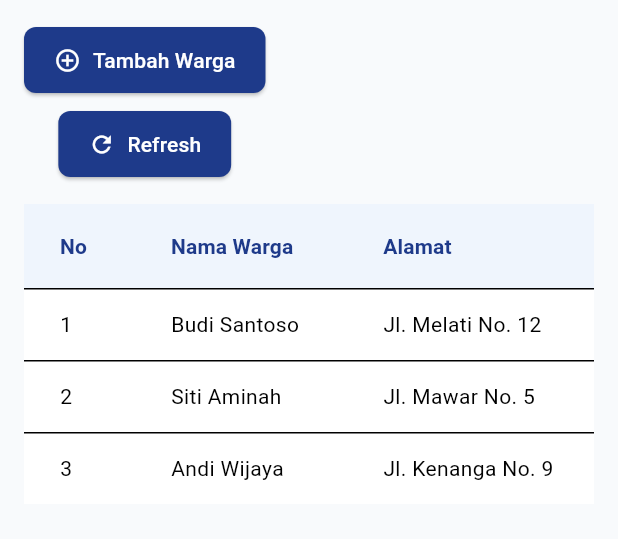
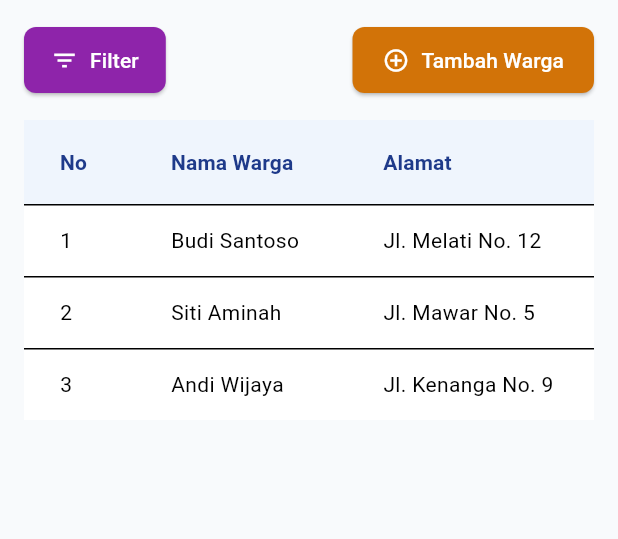
Before and after one commit to Ghetsa/UTS_Mobile_Kelompok3, a Flutter app: the DaftarWargaPage screen opened by its route, on a phone screen of 412 x 824 dp, the part 84-623 px from its top. Run offline on Flutter 3.47's test engine with Material 3 defaults, Android fonts, the phone set to English and light mode, and no system bars; our stand-ins replace file_picker, fl_chart.

Commit message:
fix: perbaikan daftar warga

```diff
--- a/jawara_kelompok3/lib/DataWargaDanRumah/Warga/DaftarWarga.dart
+++ b/jawara_kelompok3/lib/DataWargaDanRumah/Warga/DaftarWarga.dart
@@ -13,18 +13,24 @@ class DaftarWargaPage extends StatelessWidget {
         "nama": "Budi Santoso",
         "alamat": "Jl. Melati No. 12",
         "telepon": "0812-1111-2222",
+        "statusDomisili": "Aktif",
+        "statusHidup": "Hidup",
       },
       {
         "no": "2",
         "nama": "Siti Aminah",
         "alamat": "Jl. Mawar No. 5",
         "telepon": "0813-2222-3333",
+        "statusDomisili": "Aktif",
+        "statusHidup": "Hidup",
       },
       {
         "no": "3",
         "nama": "Andi Wijaya",
         "alamat": "Jl. Kenanga No. 9",
         "telepon": "0814-3333-4444",
+        "statusDomisili": "Aktif",
+        "statusHidup": "Hidup",
       },
     ];
 
@@ -40,17 +46,50 @@ class DaftarWargaPage extends StatelessWidget {
         child: Column(
           crossAxisAlignment: CrossAxisAlignment.start,
           children: [
-            /// Tombol Navigasi Responsif
-            LayoutBuilder(
-              builder: (context, constraints) {
-                final addButton = ElevatedButton.icon(
+            /// ✅ Baris tombol atas (Filter & Tambah Warga di kanan)
+            Row(
+              mainAxisAlignment: MainAxisAlignment.spaceBetween,
+              children: [
+                /// Tombol Filter
+                ElevatedButton.icon(
+                  onPressed: () {
+                    showDialog(
+                      context: context,
+                      builder: (_) => AlertDialog(
+                        title: const Text("Filter Data Warga"),
+                        content: const Text(
+                            "Fitur filter akan ditambahkan di sini."),
+                        actions: [
+                          TextButton(
+                            onPressed: () => Navigator.pop(context),
+                            child: const Text("Tutup"),
+                          )
+                        ],
+                      ),
+                    );
+                  },
+                  icon: const Icon(Icons.filter_list, color: Colors.white),
+                  label: const Text("Filter"),
+                  style: ElevatedButton.styleFrom(
+                    backgroundColor: Colors.purple[600],
+                    foregroundColor: Colors.white,
+                    padding: const EdgeInsets.symmetric(
+                        horizontal: 18, vertical: 12),
+                    shape: RoundedRectangleBorder(
+                        borderRadius: BorderRadius.circular(8)),
+                  ),
+                ),
+
+                /// Tombol Tambah Warga
+                ElevatedButton.icon(
                   onPressed: () {
                     Navigator.pushNamed(context, '/warga/tambah');
                   },
-                  icon: const Icon(Icons.add_circle_outline, color: Colors.white),
+                  icon:
+                      const Icon(Icons.add_circle_outline, color: Colors.white),
                   label: const Text("Tambah Warga"),
                   style: ElevatedButton.styleFrom(
-                    backgroundColor: AppTheme.primaryBlue,
+                    backgroundColor: const Color.fromARGB(255, 210, 115, 8),
                     foregroundColor: Colors.white,
                     padding: const EdgeInsets.symmetric(
                         horizontal: 20, vertical: 12),
@@ -58,52 +97,13 @@ class DaftarWargaPage extends StatelessWidget {
                       borderRadius: BorderRadius.circular(8),
                     ),
                   ),
-                );
-
-                final refreshButton = ElevatedButton.icon(
-                  onPressed: () {
-                    // TODO: logika refresh data warga
-                  },
-                  icon: const Icon(Icons.refresh, color: Colors.white),
-                  label: const Text("Refresh"),
-                  style: ElevatedButton.styleFrom(
-                    backgroundColor: AppTheme.primaryBlue,
-                    foregroundColor: Colors.white,
-                    padding: const EdgeInsets.symmetric(
-                        horizontal: 20, vertical: 12),
-                    shape: RoundedRectangleBorder(
-                      borderRadius: BorderRadius.circular(8),
                 ),
-                  ),
-                );
-
-                if (constraints.maxWidth > 600) {
-                  // layar besar → tombol sejajar kanan atas
-                  return Row(
-                    mainAxisAlignment: MainAxisAlignment.end,
-                    children: [
-                      addButton,
-                      const SizedBox(width: 12),
-                      refreshButton,
               ],
-                  );
-                } else {
-                  // layar kecil → tombol ditumpuk
-                  return Column(
-                    crossAxisAlignment: CrossAxisAlignment.center,
-                    children: [
-                      addButton,
-                      const SizedBox(height: 8),
-                      refreshButton,
-                    ],
-                  );
-                }
-              },
             ),
 
             const SizedBox(height: 16),
 
-            /// Tabel Data Responsif
+            /// ✅ Tabel Data Warga
             Expanded(
               child: LayoutBuilder(
                 builder: (context, constraints) {
@@ -117,48 +117,49 @@ class DaftarWargaPage extends StatelessWidget {
                         child: DataTable(
                           headingRowColor: WidgetStateProperty.all(
                               AppTheme.lightBlue.withOpacity(0.3)),
-                          dataRowColor:
-                              WidgetStateProperty.all(Colors.white),
+                          dataRowColor: WidgetStateProperty.all(Colors.white),
                           columns: const [
                             DataColumn(
-                              label: Text(
-                                "No",
+                              label: Text("No",
                                   style: TextStyle(
                                       fontWeight: FontWeight.bold,
-                                    color: AppTheme.primaryBlue),
-                              ),
+                                      color: AppTheme.primaryBlue)),
                             ),
                             DataColumn(
-                              label: Text(
-                                "Nama Warga",
+                              label: Text("Nama Warga",
                                   style: TextStyle(
                                       fontWeight: FontWeight.bold,
-                                    color: AppTheme.primaryBlue),
-                              ),
+                                      color: AppTheme.primaryBlue)),
                             ),
                             DataColumn(
-                              label: Text(
-                                "Alamat",
+                              label: Text("Alamat",
                                   style: TextStyle(
                                       fontWeight: FontWeight.bold,
-                                    color: AppTheme.primaryBlue),
-                              ),
+                                      color: AppTheme.primaryBlue)),
                             ),
                             DataColumn(
-                              label: Text(
-                                "No Telepon",
+                              label: Text("No Telepon",
                                   style: TextStyle(
                                       fontWeight: FontWeight.bold,
-                                    color: AppTheme.primaryBlue),
-                              ),
+                                      color: AppTheme.primaryBlue)),
                             ),
                             DataColumn(
-                              label: Text(
-                                "Aksi",
+                              label: Text("Status Domisili",
                                   style: TextStyle(
                                       fontWeight: FontWeight.bold,
-                                    color: AppTheme.primaryBlue),
+                                      color: AppTheme.primaryBlue)),
                             ),
+                            DataColumn(
+                              label: Text("Status Hidup",
+                                  style: TextStyle(
+                                      fontWeight: FontWeight.bold,
+                                      color: AppTheme.primaryBlue)),
+                            ),
+                            DataColumn(
+                              label: Text("Aksi",
+                                  style: TextStyle(
+                                      fontWeight: FontWeight.bold,
+                                      color: AppTheme.primaryBlue)),
                             ),
                           ],
                           rows: dataWarga.map((row) {
@@ -169,14 +170,29 @@ class DaftarWargaPage extends StatelessWidget {
                                 DataCell(Text(row["alamat"]!)),
                                 DataCell(Text(row["telepon"]!)),
                                 DataCell(
-                                  IconButton(
+                                    _buildStatusChip(row["statusDomisili"]!)),
+                                DataCell(_buildStatusChip(row["statusHidup"]!)),
+                                DataCell(
+                                  PopupMenuButton<String>(
                                     icon: const Icon(Icons.more_vert,
                                         color: AppTheme.primaryBlue),
-                                    onPressed: () {
-                                      // TODO: tampilkan opsi detail/edit/hapus
-                                      debugPrint(
-                                          "Klik aksi untuk ${row["nama"]}");
+                                    onSelected: (value) {
+                                      if (value == 'detail') {
+                                        debugPrint("Detail: ${row["nama"]}");
+                                      } else if (value == 'edit') {
+                                        debugPrint("Edit: ${row["nama"]}");
+                                      }
                                     },
+                                    itemBuilder: (context) => [
+                                      const PopupMenuItem(
+                                        value: 'detail',
+                                        child: Text('Detail'),
+                                      ),
+                                      const PopupMenuItem(
+                                        value: 'edit',
+                                        child: Text('Edit'),
+                                      ),
+                                    ],
                                   ),
                                 ),
                               ],
@@ -194,4 +210,25 @@ class DaftarWargaPage extends StatelessWidget {
       ),
     );
   }
+
+  /// ✅ Badge status (Aktif / Hidup)
+  Widget _buildStatusChip(String status) {
+    final bool isActive =
+        status.toLowerCase() == "aktif" || status.toLowerCase() == "hidup";
+
+    return Container(
+      padding: const EdgeInsets.symmetric(horizontal: 12, vertical: 6),
+      decoration: BoxDecoration(
+        color: isActive ? Colors.green[100] : Colors.red[100],
+        borderRadius: BorderRadius.circular(20),
+      ),
+      child: Text(
+        status,
+        style: TextStyle(
+          color: isActive ? Colors.green[800] : Colors.red[800],
+          fontWeight: FontWeight.bold,
+        ),
+      ),
+    );
   }
+}
--- a/jawara_kelompok3/lib/Login/login.dart
+++ b/jawara_kelompok3/lib/Login/login.dart
@@ -165,7 +165,7 @@ class LoginScreen extends StatelessWidget {
                           height: 50,
                           child: ElevatedButton(
                             onPressed: () {
-                              Navigator.pushNamed(context, '/');
+                              Navigator.pushNamed(context, '/dashboard/kegiatan');
                             },
                             style: ElevatedButton.styleFrom(
                               backgroundColor: AppTheme.primaryBlue,
```
Lines whose indentation alone changed are shown as unchanged.
